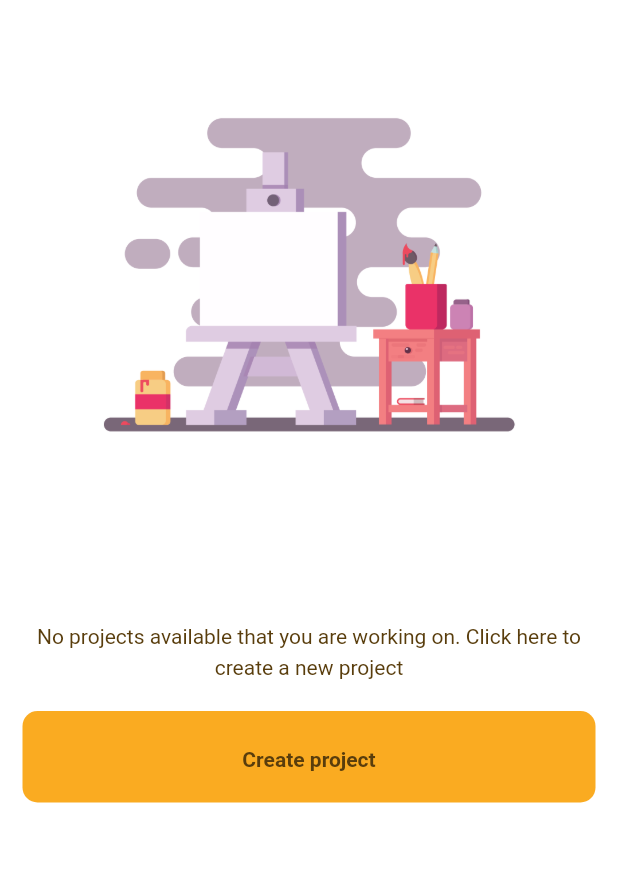
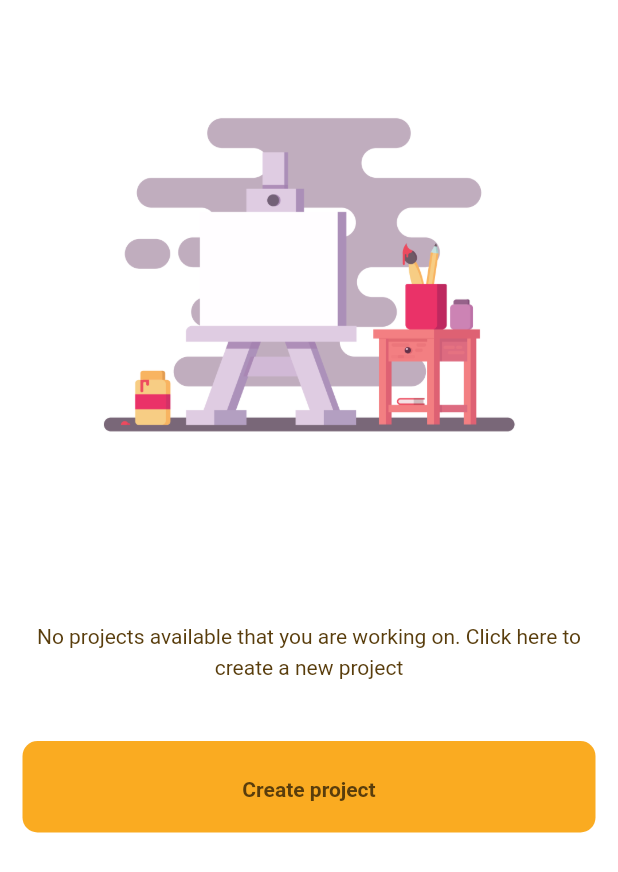
Before and after one commit to BeckmannArmin/Masterarbeit-v2, a Flutter app: the NoProjectsView widget shown alone on an empty page, opened directly, on a phone screen of 412 x 824 dp. Shown: the top 872 px of the screen. Run offline on Flutter 3.47's test engine with Material 2 defaults, Android fonts, the phone set to English and light mode, and no system bars; our stand-ins replace animated_theme_switcher, built_collection, built_value, dio, dotted_border, eva_icons_flutter and 5 more; missing offline and left inert: dart:html, dart:js, overlay_group_avatar; accounts and stored records are empty; generated files the repository leaves out were written again; network calls fail; statements that could not run were skipped.

Commit message:
added flex factor to fit content

```diff
--- a/frontend/lib/ui/widgets/no_projects_view.dart
+++ b/frontend/lib/ui/widgets/no_projects_view.dart
@@ -9,7 +9,7 @@ import 'package:flutter_gen/gen_l10n/app_localizations.dart';
 class NoProjectsView extends StatelessWidget {
   @override
   Widget build(BuildContext context) {
-    double width = MediaQuery.of(context).size.width;
+    final double width = MediaQuery.of(context).size.width;
     return Padding(
       padding: width < 1000 ? const EdgeInsets.all(15) : const EdgeInsets.all(25),
       child: Center(
@@ -27,6 +27,7 @@ class NoProjectsView extends StatelessWidget {
                           overflow: TextOverflow.clip,
                           textAlign: TextAlign.center,
                           )),
+                  const Spacer(flex: 2),
                   MyRaisedButton(
                     buttonText: AppLocalizations.of(context).createProjectTitle,
                     onPressed: () => showDialog<void>(
```
